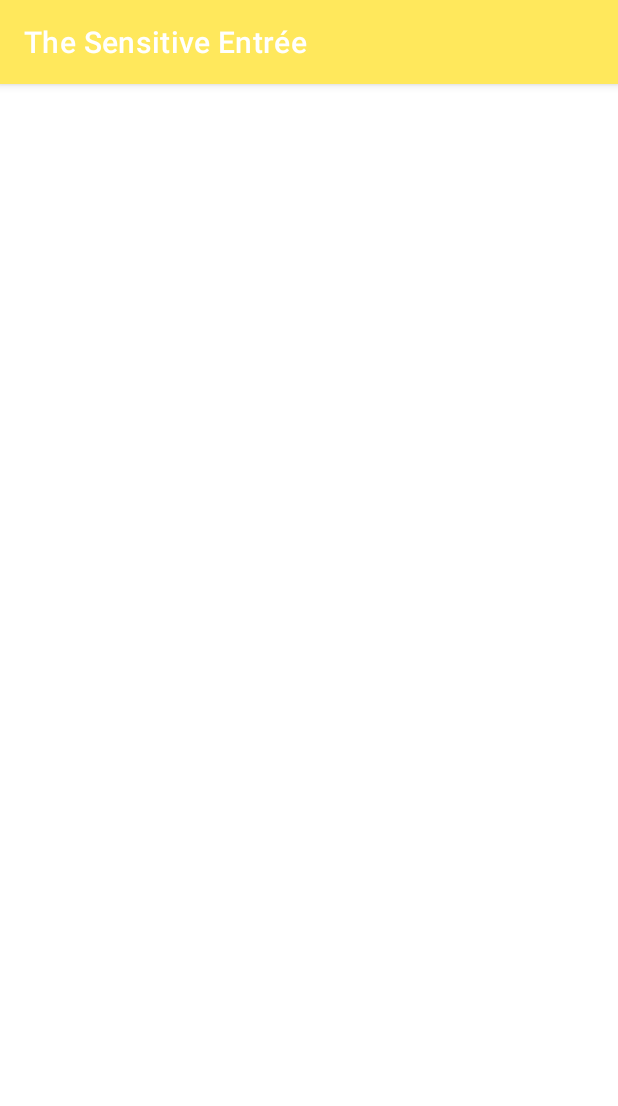
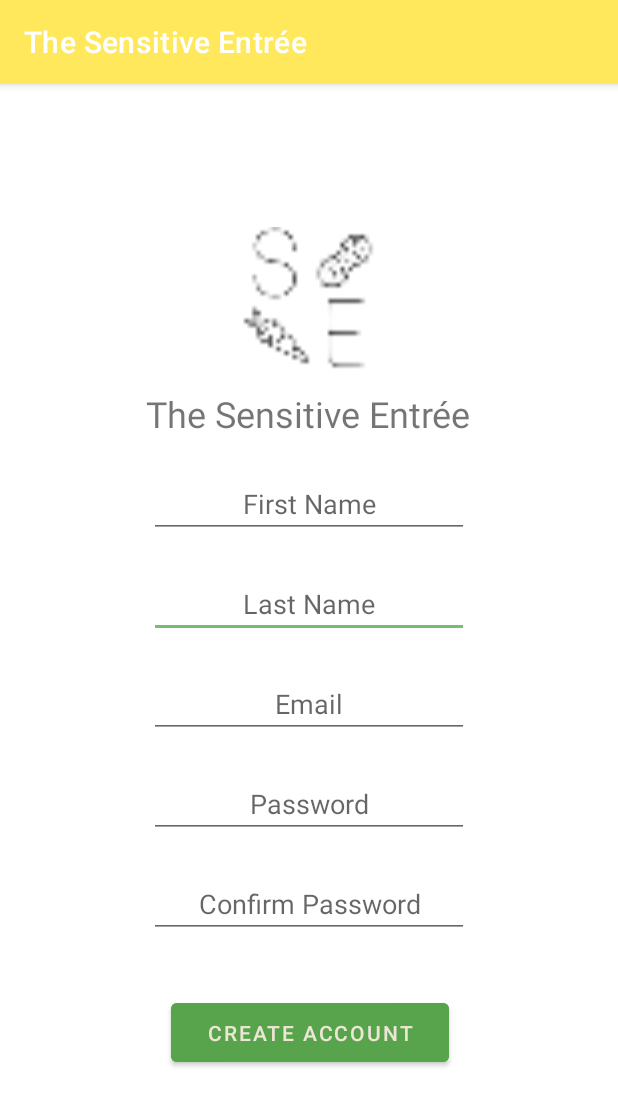
Before and after one commit to wgaines5/TheSensitiveEntree, an Android app: the Registration screen opened directly, with no data from a screen before it, on a phone screen of 412 x 824 dp. Shown: the top 1106 px of the screen. Run offline under Robolectric (Android 15) with nearby library versions, the phone set to English and light mode, and no system bars.

Commit message:
Created Registration page

```diff
--- a/app/src/main/java/com/Lederan/SensitiveEntree/Login.java
+++ b/app/src/main/java/com/Lederan/SensitiveEntree/Login.java
@@ -1,15 +1,11 @@
 package com.Lederan.SensitiveEntree;
 
-import androidx.annotation.ColorInt;
 import androidx.appcompat.app.AppCompatActivity;
 
 import android.os.Bundle;
 
-import android.util.Log;
 import android.view.View;
-import android.widget.Button;
 import android.widget.EditText;
-import android.widget.TextView;
 
 
 public class Login extends AppCompatActivity {
--- a/app/src/main/java/com/Lederan/SensitiveEntree/Registration.java
+++ b/app/src/main/java/com/Lederan/SensitiveEntree/Registration.java
@@ -3,6 +3,9 @@ package com.Lederan.SensitiveEntree;
 import androidx.appcompat.app.AppCompatActivity;
 
 import android.os.Bundle;
+import android.view.View;
+import android.widget.EditText;
+import android.widget.ImageView;
 
 public class Registration extends AppCompatActivity {
 
@@ -11,4 +14,20 @@ public class Registration extends AppCompatActivity {
         super.onCreate(savedInstanceState);
         setContentView(R.layout.activity_registration);
     }
+    String fistName = "";
+    String lastName ="";
+    String emailAddress="";
+    String password="";
+    public void onClickRegister(View view){
+        EditText f = findViewById(R.id.getFirstName);
+        EditText l = findViewById(R.id.getLastName);
+        EditText e = findViewById(R.id.getEmail);
+        EditText p = findViewById(R.id.getPassword);
+        EditText c = findViewById(R.id.getConfirmPassword);
+        ImageView x = findViewById(R.id.errorX);
+
+        if(p != c){
+            x.setVisibility(View.VISIBLE);
+        }
+    }
 }
--- a/app/src/main/res/layout/activity_registration.xml
+++ b/app/src/main/res/layout/activity_registration.xml
@@ -6,4 +6,123 @@
     android:layout_height="match_parent"
     tools:context=".Registration">
 
+    <ImageView
+        android:id="@+id/imageView"
+        android:layout_width="102dp"
+        android:layout_height="96dp"
+        android:layout_marginTop="95dp"
+        app:layout_constraintEnd_toEndOf="parent"
+        app:layout_constraintHorizontal_bias="0.498"
+        app:layout_constraintStart_toStartOf="parent"
+        app:layout_constraintTop_toTopOf="parent"
+        app:srcCompat="@drawable/logo_light" />
+
+    <EditText
+        android:id="@+id/getLastName"
+        android:layout_width="wrap_content"
+        android:layout_height="wrap_content"
+        android:layout_marginTop="21dp"
+        android:ems="10"
+        android:hint="@string/last_name"
+        android:inputType="text"
+        android:textAlignment="center"
+        app:layout_constraintEnd_toEndOf="@+id/getFirstName"
+        app:layout_constraintHorizontal_bias="0.0"
+        app:layout_constraintStart_toStartOf="@+id/getFirstName"
+        app:layout_constraintTop_toBottomOf="@+id/getFirstName" />
+
+    <Button
+        android:id="@+id/registationButton"
+        android:layout_width="185dp"
+        android:layout_height="51dp"
+        android:layout_marginTop="21dp"
+        android:layout_marginBottom="94dp"
+        android:backgroundTint="@color/dark_green"
+        android:text="Create Account"
+        android:textAlignment="center"
+        android:textSize="14sp"
+        app:layout_constraintBottom_toBottomOf="parent"
+        app:layout_constraintEnd_toEndOf="@+id/getConfirmPassword"
+        app:layout_constraintHorizontal_bias="0.52"
+        app:layout_constraintStart_toStartOf="@+id/getConfirmPassword"
+        app:layout_constraintTop_toBottomOf="@+id/getConfirmPassword" />
+
+    <EditText
+        android:id="@+id/getPassword"
+        android:layout_width="wrap_content"
+        android:layout_height="wrap_content"
+        android:layout_marginTop="21dp"
+        android:ems="10"
+        android:hint="@string/password"
+        android:inputType="textPassword"
+        android:textAlignment="center"
+        app:layout_constraintEnd_toEndOf="@+id/getEmail"
+        app:layout_constraintHorizontal_bias="0.0"
+        app:layout_constraintStart_toStartOf="@+id/getEmail"
+        app:layout_constraintTop_toBottomOf="@+id/getEmail" />
+
+    <EditText
+        android:id="@+id/getFirstName"
+        android:layout_width="wrap_content"
+        android:layout_height="wrap_content"
+        android:layout_marginTop="21dp"
+        android:ems="10"
+        android:hint="@string/first_name"
+        android:inputType="text"
+        android:textAlignment="center"
+        app:layout_constraintEnd_toEndOf="@+id/textView3"
+        app:layout_constraintHorizontal_bias="0.571"
+        app:layout_constraintStart_toStartOf="@+id/textView3"
+        app:layout_constraintTop_toBottomOf="@+id/textView3" />
+
+    <EditText
+        android:id="@+id/getConfirmPassword"
+        android:layout_width="wrap_content"
+        android:layout_height="wrap_content"
+        android:layout_marginTop="21dp"
+        android:ems="10"
+        android:hint="@string/confirm_password"
+        android:inputType="textPassword"
+        android:textAlignment="center"
+        app:layout_constraintEnd_toEndOf="@+id/getPassword"
+        app:layout_constraintHorizontal_bias="0.0"
+        app:layout_constraintStart_toStartOf="@+id/getPassword"
+        app:layout_constraintTop_toBottomOf="@+id/getPassword" />
+
+    <EditText
+        android:id="@+id/getEmail"
+        android:layout_width="wrap_content"
+        android:layout_height="wrap_content"
+        android:layout_marginTop="21dp"
+        android:ems="10"
+        android:hint="@string/email"
+        android:inputType="textEmailAddress"
+        android:textAlignment="center"
+        app:layout_constraintEnd_toEndOf="@+id/getLastName"
+        app:layout_constraintHorizontal_bias="0.0"
+        app:layout_constraintStart_toStartOf="@+id/getLastName"
+        app:layout_constraintTop_toBottomOf="@+id/getLastName" />
+
+    <TextView
+        android:id="@+id/textView3"
+        android:layout_width="wrap_content"
+        android:layout_height="wrap_content"
+        android:layout_marginTop="12dp"
+        android:text="@string/app_name"
+        android:textAlignment="center"
+        android:textSize="24sp"
+        app:layout_constraintEnd_toEndOf="@+id/imageView"
+        app:layout_constraintHorizontal_bias="0.504"
+        app:layout_constraintStart_toStartOf="@+id/imageView"
+        app:layout_constraintTop_toBottomOf="@+id/imageView" />
+
+    <ImageView
+        android:id="@+id/errorX"
+        android:layout_width="wrap_content"
+        android:layout_height="wrap_content"
+        android:visibility="invisible"
+        app:srcCompat="@android:drawable/ic_delete"
+        tools:layout_editor_absoluteX="68dp"
+        tools:layout_editor_absoluteY="520dp" />
+
 </androidx.constraintlayout.widget.ConstraintLayout>
--- a/app/src/main/res/values/strings.xml
+++ b/app/src/main/res/values/strings.xml
@@ -1,6 +1,9 @@
 <resources>
+    <string name="first_name">First Name</string>
+    <string name="last_name">Last Name</string>
     <string name="email">Email</string>
     <string name="password">Password</string>
+    <string name="confirm_password">Confirm Password</string>
     <string name="create_account">Create Account</string>
     <string name="login">Login</string>
     <string name="app_name">The Sensitive Entrée</string>
```
Also changed, not shown: app/src/main/res/drawable-hdpi/logo_dark.png (added), app/src/main/res/drawable-mdpi/logo_dark.png (added), app/src/main/res/drawable-xhdpi/logo_dark.png (added), app/src/main/res/drawable-xxhdpi/logo_dark.png (added), app/src/main/res/drawable-xxxhdpi/logo_dark.png (added).
